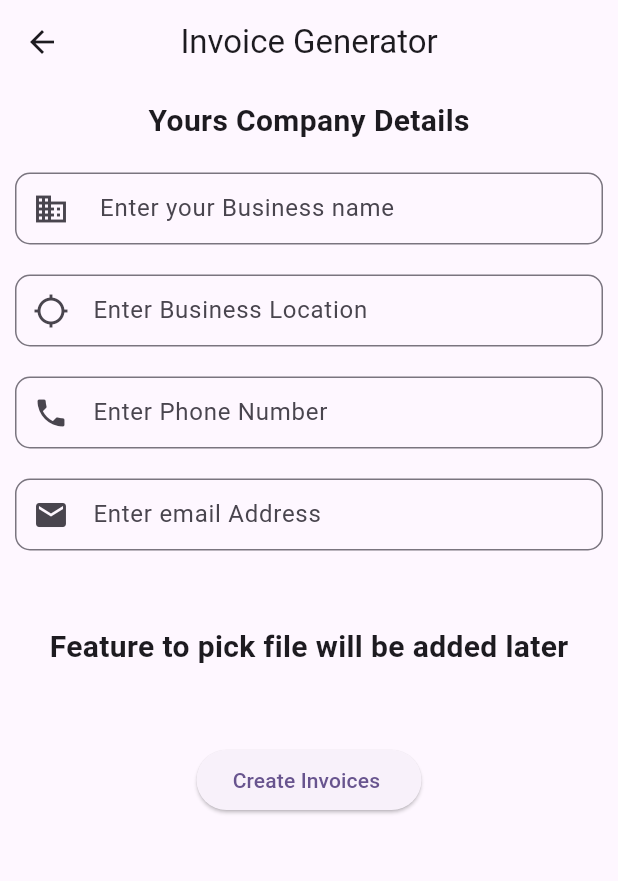
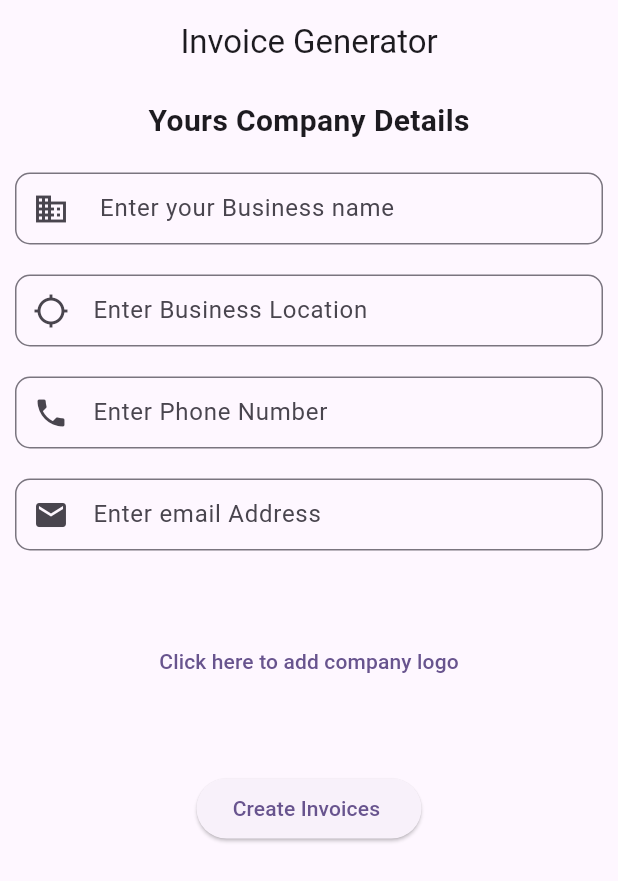
Before and after one commit to dhakalsumit/invoice_generator, a Flutter app: the Home screen opened directly, on a phone screen of 412 x 824 dp. Shown: the top 881 px of the screen. Run offline on Flutter 3.47's test engine with Material 3 defaults, Android fonts, the phone set to English and light mode, and no system bars; our stand-ins replace image_picker, pdf, printing.

Commit message:
ui of pdf

```diff
--- a/lib/main.dart
+++ b/lib/main.dart
@@ -1,8 +1,6 @@
-
-import 'package:billing_app/screens/Invoice%20details/file_picker.dart';
+import 'package:billing_app/screens/Invoice%20details/sender_details.dart';
 
 import 'package:flutter/material.dart';
-
 
 void main() {
   WidgetsFlutterBinding.ensureInitialized();
@@ -22,7 +20,7 @@ class MyApp extends StatelessWidget {
         colorScheme: ColorScheme.fromSeed(seedColor: Colors.deepPurple),
         useMaterial3: true,
       ),
-      home: FilePicker(),
+      home: const Home(),
     );
   }
 }
--- a/lib/screens/Invoice details/sender_details.dart
+++ b/lib/screens/Invoice details/sender_details.dart
@@ -1,6 +1,8 @@
-import 'package:billing_app/screens/Invoice%20details/items_details.dart';
+import 'dart:io';
+
 import 'package:billing_app/screens/Invoice%20details/receiver_details.dart';
 import 'package:flutter/material.dart';
+import 'package:image_picker/image_picker.dart';
 
 class Home extends StatefulWidget {
   const Home({super.key});
@@ -10,6 +12,21 @@ class Home extends StatefulWidget {
 }
 
 class _HomeState extends State<Home> {
+  File? imageFile;
+  selectImage(ImageSource source) async {
+    XFile? pickedImage =
+        await ImagePicker().pickImage(source: ImageSource.gallery);
+
+    if (pickedImage != null) {
+      setState(() {
+        imageFile = File(pickedImage.path);
+      });
+      // ignore: use_build_context_synchronously
+      ScaffoldMessenger.of(context)
+          .showSnackBar(const SnackBar(content: Text("Company logo added")));
+    }
+  }
+
   @override
   Widget build(BuildContext context) {
     return Scaffold(
@@ -75,24 +92,25 @@ class _HomeState extends State<Home> {
                   labelText: 'Enter email Address',
                 ),
               ),
-              SizedBox(
+              const SizedBox(
                 height: 50,
               ),
-              const Text(
-                "Feature to pick file will be added later",
-                style: TextStyle(fontWeight: FontWeight.bold, fontSize: 20),
-              ),
-              SizedBox(
+              TextButton(
+                  onPressed: () {
+                    selectImage(ImageSource.gallery);
+                  },
+                  child: const Text("Click here to add company logo")),
+              const SizedBox(
                 height: 50,
               ),
               ElevatedButton(
                   onPressed: () {
                     Navigator.of(context)
                         .push(MaterialPageRoute(builder: (context) {
-                      return ReceiverDetails();
+                      return const ReceiverDetails();
                     }));
                   },
-                  child: Text("Create Invoices "))
+                  child: const Text("Create Invoices "))
             ],
           ),
         )),
```
Also changed, not shown: lib/screens/Invoice details/dummy.dart (added, +43 -0 lines), lib/screens/Invoice details/file_picker.dart (deleted, +0 -39 lines).
